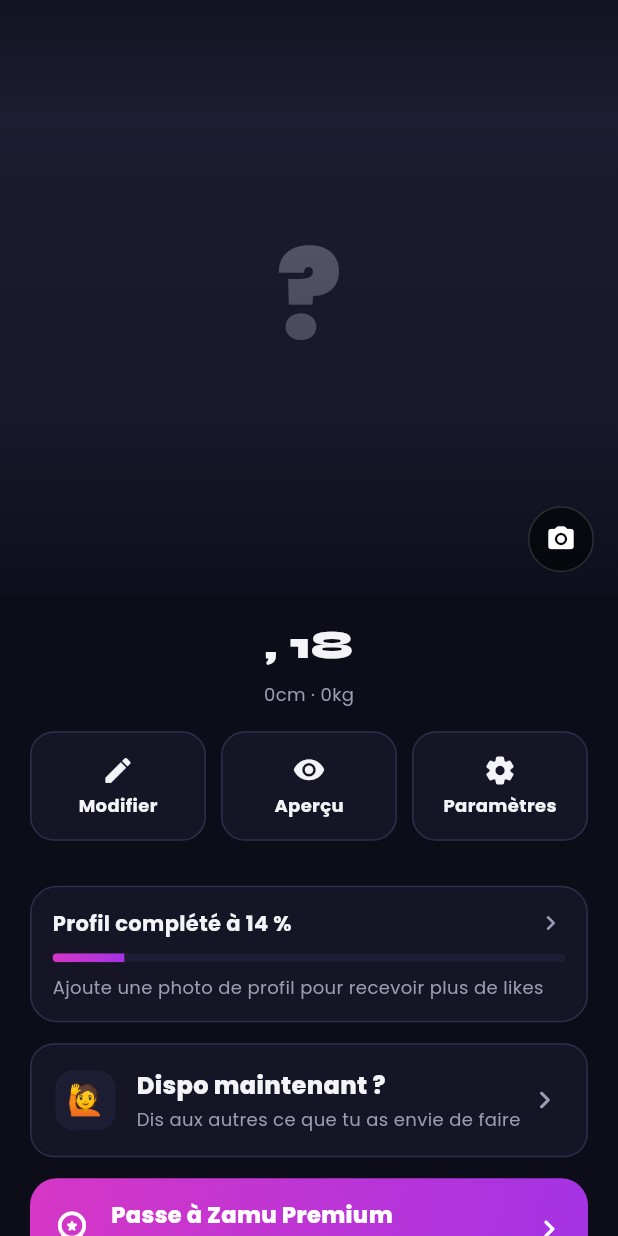
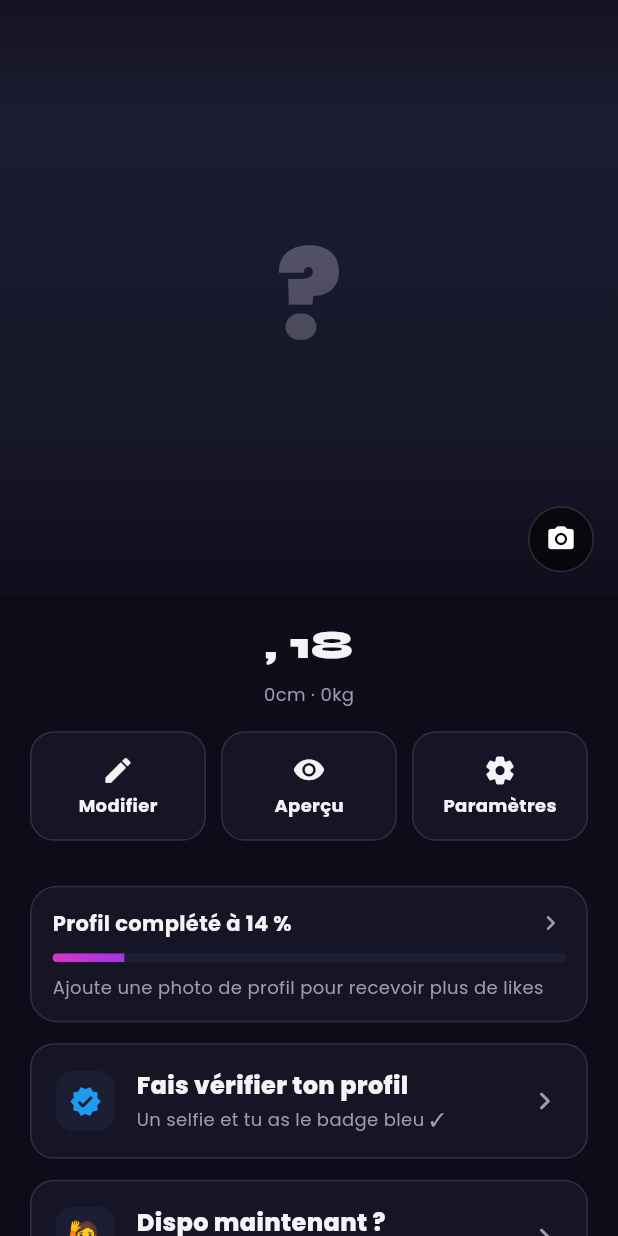
Before and after one commit to ckante203-dev/rencontre, a Flutter app: the EcranProfil screen opened directly, on a phone screen of 412 x 824 dp. Run offline on Flutter 3.47's test engine with Material 3 defaults, Android fonts, the phone set to English and light mode, and no system bars; our stand-ins replace audioplayers, awesome_notifications, cached_network_image, camera, firebase_core, firebase_crashlytics and 19 more; missing offline and left inert: flutter_map_marker_cluster, flutter_sound, image_picker_android, image_picker_platform_interface, mobile_scanner, purchases_flutter and 1 more; accounts and stored records are empty; network calls fail.

Commit message:
Accueil allégé (profils les plus proches, infos utiles seulement, via profils_accueil) et vérification des profils par selfie (badge bleu, filtre Vérifiés, écran Vérifier mon profil) — SQL 049
Co-Authored-By: Claude Opus 5.5 <noreply@anthropic.com>

```diff
--- a/lib/features/home/controller/home_controller.dart
+++ b/lib/features/home/controller/home_controller.dart
@@ -880,6 +880,7 @@ class HomeController extends GetxController with WidgetsBindingObserver {
         if (u.age < age.start) return false;
         if (age.end < ageMax && u.age > age.end) return false;
       }
+      if (filterMode.value == 'verifies' && !u.estVerifie) return false;
       if (filterMode.value == 'new' && !u.isNewMember)
         return false; // ← ligne ajoutée
       if (filterMode.value == 'nearby') {
--- a/lib/features/profil/vue/ecran_profil.dart
+++ b/lib/features/profil/vue/ecran_profil.dart
@@ -1,6 +1,8 @@
 import 'package:flutter/material.dart';
 import 'package:get/get.dart';
 import 'package:supabase_flutter/supabase_flutter.dart';
+import 'package:rencontre/features/profil/vue/ecran_verification.dart';
+import 'package:rencontre/shared/widgets/badge_verifie.dart';
 import 'package:rencontre/core/services/ouvrir_profil.dart';
 import 'package:rencontre/features/amis/ecran_amis.dart';
 import 'package:rencontre/features/amis/amis_controller.dart';
@@ -58,6 +60,7 @@ class EcranProfil extends StatelessWidget {
                   _Stats(),
                   const SizedBox(height: 14),
                   _Completion(ctrl: ctrl),
+                  _CarteVerification(ctrl: ctrl),
                   CarteDispo(ctrl: ctrl),
                   const SizedBox(height: 14),
                   _CartePremium(ctrl: ctrl),
@@ -273,6 +276,10 @@ class _NomStatut extends StatelessWidget {
                         fontWeight: FontWeight.w900,
                         color: AppColors.textPrimary)),
               ),
+              if (ctrl.monProfil.value?.estVerifie == true) ...[
+                const SizedBox(width: 6),
+                const BadgeVerifie(size: 22),
+              ],
               if (ctrl.isPremium.value) ...[
                 const SizedBox(width: 6),
                 const PremiumBadge(size: 20),
@@ -963,6 +970,96 @@ class _CarteAmis extends StatelessWidget {
   }
 }
 
+// ─── VÉRIFICATION PAR SELFIE ─────────────────────────────────────
+
+class _CarteVerification extends StatefulWidget {
+  final ControleurProfil ctrl;
+  const _CarteVerification({required this.ctrl});
+
+  @override
+  State<_CarteVerification> createState() => _CarteVerificationState();
+}
+
+class _CarteVerificationState extends State<_CarteVerification> {
+  String? _statut; // en_attente / validee / refusee
+
+  @override
+  void initState() {
+    super.initState();
+    _charger();
+  }
+
+  Future<void> _charger() async {
+    final d = await derniereVerification();
+    if (mounted) setState(() => _statut = d?['statut'] as String?);
+  }
+
+  @override
+  Widget build(BuildContext context) {
+    return Obx(() {
+      // Déjà vérifié : le badge à côté du nom suffit
+      if (widget.ctrl.monProfil.value?.estVerifie == true) {
+        return const SizedBox.shrink();
+      }
+      final attente = _statut == 'en_attente';
+      return Padding(
+        padding: const EdgeInsets.fromLTRB(20, 0, 20, 14),
+        child: GestureDetector(
+          onTap: () async {
+            await Get.to(() => const EcranVerification());
+            _charger();
+          },
+          child: Container(
+            padding: const EdgeInsets.all(16),
+            decoration: BoxDecoration(
+              color: AppColors.carte,
+              borderRadius: BorderRadius.circular(16),
+              border: Border.all(color: AppColors.carteBord),
+            ),
+            child: Row(children: [
+              Container(
+                width: 40,
+                height: 40,
+                decoration: BoxDecoration(
+                  color: AppColors.carteIcone,
+                  borderRadius: BorderRadius.circular(12),
+                ),
+                child: Center(
+                    child: attente
+                        ? Icon(Icons.hourglass_top_rounded,
+                            size: 20, color: AppColors.surCarte)
+                        : const BadgeVerifie(size: 22)),
+              ),
+              const SizedBox(width: 14),
+              Expanded(
+                child: Column(
+                  crossAxisAlignment: CrossAxisAlignment.start,
+                  children: [
+                    Text(attente ? 'Vérification en cours' : 'Fais vérifier ton profil',
+                        style: TextStyle(
+                            fontSize: 16,
+                            fontWeight: FontWeight.w800,
+                            color: AppColors.surCarte)),
+                    const SizedBox(height: 2),
+                    Text(
+                        attente
+                            ? 'L\'équipe compare ton selfie à tes photos'
+                            : 'Un selfie et tu as le badge bleu ✓',
+                        style: TextStyle(
+                            fontSize: 12, color: AppColors.surCarteDiscret)),
+                  ],
+                ),
+              ),
+              Icon(Icons.chevron_right_rounded,
+                  color: AppColors.surCarteDiscret),
+            ]),
+          ),
+        ),
+      );
+    });
+  }
+}
+
 // ─── ALBUM PRIVÉ ─────────────────────────────────────────────────
 
 class _CarteAlbum extends StatelessWidget {
--- a/lib/features/profil/vue/ecran_profil_detail.dart
+++ b/lib/features/profil/vue/ecran_profil_detail.dart
@@ -1,4 +1,5 @@
 import 'package:flutter/material.dart';
+import 'package:rencontre/shared/widgets/badge_verifie.dart';
 import 'package:rencontre/core/theme/app_palette.dart';
 import 'package:flutter/services.dart';
 import 'package:get/get.dart';
@@ -679,6 +680,10 @@ class _ProfilDetailContentState extends State<_ProfilDetailContent> {
                                             blurRadius: 8)
                                       ])),
                             ),
+                            if (user.estVerifie) ...[
+                              const SizedBox(width: 8),
+                              const BadgeVerifie(size: 24),
+                            ],
                             if (user.isPremium) ...[
                               const SizedBox(width: 8),
                               const Icon(Icons.workspace_premium_rounded,
--- a/lib/shared/models/user_model.dart
+++ b/lib/shared/models/user_model.dart
@@ -29,6 +29,7 @@ class UserModel {
   final DateTime? boostJusqua; // Boost acheté : fin de la mise en avant
   final String? dispoTexte; // Statut « Dispo maintenant » (☕ café…)
   final DateTime? dispoJusqua; // fin du statut
+  final bool estVerifie; // selfie validé par l'équipe (badge bleu)
 
   const UserModel({
     required this.id,
@@ -59,6 +60,7 @@ class UserModel {
     this.boostJusqua,
     this.dispoTexte,
     this.dispoJusqua,
+    this.estVerifie = false,
   });
 
   // ✅ Nouveau membre = inscrit depuis moins de 7 jours
@@ -107,6 +109,7 @@ class UserModel {
     DateTime? boostJusqua,
     String? dispoTexte,
     DateTime? dispoJusqua,
+    bool? estVerifie,
   }) =>
       UserModel(
         id: id ?? this.id,
@@ -137,6 +140,7 @@ class UserModel {
         boostJusqua: boostJusqua ?? this.boostJusqua,
         dispoTexte: dispoTexte ?? this.dispoTexte,
         dispoJusqua: dispoJusqua ?? this.dispoJusqua,
+        estVerifie: estVerifie ?? this.estVerifie,
       );
 
   /// "175cm · 70kg"
--- /dev/null
+++ b/lib/shared/widgets/badge_verifie.dart
@@ -0,0 +1,15 @@
+import 'package:flutter/material.dart';
+
+/// Badge « Profil vérifié » (selfie validé par l'équipe Zamu).
+/// Bleu fixe : lisible sur les photos comme sur tous les thèmes.
+class BadgeVerifie extends StatelessWidget {
+  final double size;
+  const BadgeVerifie({super.key, this.size = 16});
+
+  static const bleu = Color(0xFF1D9BF0);
+
+  @override
+  Widget build(BuildContext context) {
+    return Icon(Icons.verified_rounded, size: size, color: bleu);
+  }
+}
```
Also changed, not shown: lib/core/services/supabase_service.dart (+43 -1 lines), lib/features/home/view/home_screen.dart (+9 -1 lines), lib/features/profil/vue/ecran_verification.dart (added, +289 -0 lines), 2 other files.
